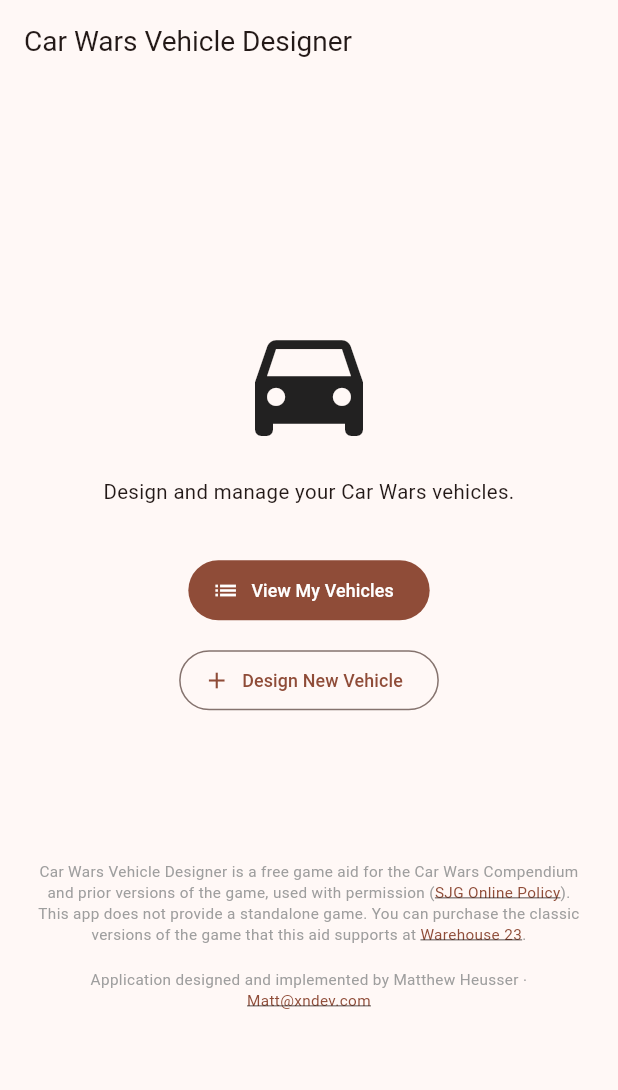
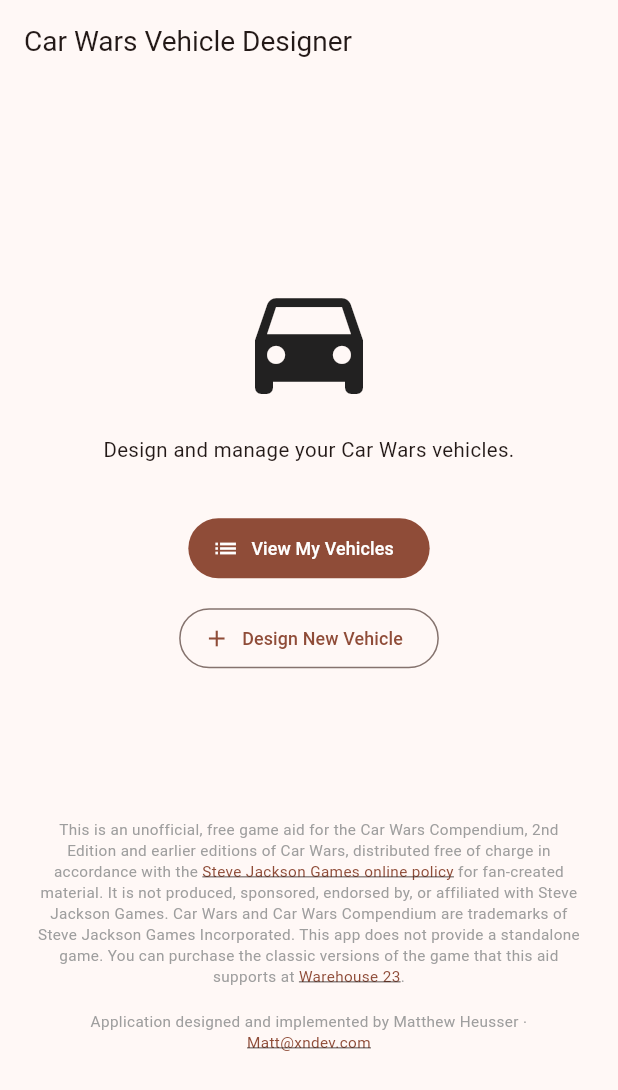
Before and after one commit to heusserm/car-wars-vehicle-designer, a Flutter app: the screen it shows after launch, on a phone screen of 412 x 824 dp. Shown: the top 1090 px of the screen. Run offline on Flutter 3.47's test engine with Material 3 defaults, Android fonts, the phone set to English and light mode, and no system bars; our stand-ins replace shared_preferences.

Commit message:
App Store prep: real app icon + accurate fan-content notice
Replace the default Flutter logo with a top-down armored car icon across
all appiconset slots. Bodywork is deliberately generic -- no Steve Jackson
Games trade dress. All PNGs are opaque; alpha is rejected by the store.

Correct the in-app notice: the app is distributed under SJG's online fan
policy rather than "used with permission", which claimed a direct grant we
were never given. Add the trademark acknowledgement and the non-affiliation
statement already carried in the README.

Co-Authored-By: Claude Opus 5 (1M context) <noreply@anthropic.com>

```diff
--- a/lib/screens/home_screen.dart
+++ b/lib/screens/home_screen.dart
@@ -77,17 +77,21 @@ class _AttributionNotice extends StatelessWidget {
             style: baseStyle,
             children: [
               const TextSpan(
-                text: 'Car Wars Vehicle Designer is a free game aid for the Car Wars '
-                    'Compendium and prior versions of the game, used with permission (',
+                text: 'This is an unofficial, free game aid for the Car Wars Compendium, '
+                    '2nd Edition and earlier editions of Car Wars, distributed free of '
+                    'charge in accordance with the ',
               ),
               TextSpan(
-                text: 'SJG Online Policy',
+                text: 'Steve Jackson Games online policy',
                 style: linkStyle,
                 recognizer: TapGestureRecognizer()..onTap = () => _open(_policyUrl),
               ),
               const TextSpan(
-                text: '). This app does not provide a standalone game. You can purchase '
-                    'the classic versions of the game that this aid supports at ',
+                text: ' for fan-created material. It is not produced, sponsored, endorsed '
+                    'by, or affiliated with Steve Jackson Games. Car Wars and Car Wars '
+                    'Compendium are trademarks of Steve Jackson Games Incorporated. This '
+                    'app does not provide a standalone game. You can purchase the classic '
+                    'versions of the game that this aid supports at ',
               ),
               TextSpan(
                 text: 'Warehouse 23',
```
Also changed, not shown: 15 other files.
